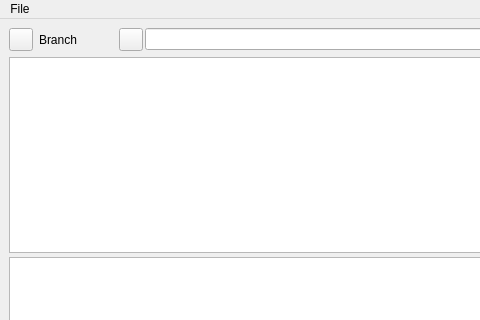
ballessay/quokkagit, file src/widgets/mainwindow.ui: the form before one commit; both pictures show x 0 to 480 and y 0 to 320 of the 991 by 708 pixel window.
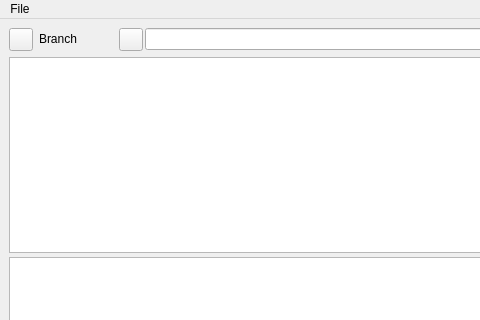
The form after the commit. Icons and pictures are not drawn. Custom widgets are drawn as their Qt base class.

```diff
--- a/src/widgets/mainwindow.ui
+++ b/src/widgets/mainwindow.ui
@@ -102,6 +102,9 @@
              <property name="text">
               <string>Branch</string>
              </property>
+             <property name="textFormat">
+              <enum>Qt::RichText</enum>
+             </property>
             </widget>
            </item>
           </layout>
```
